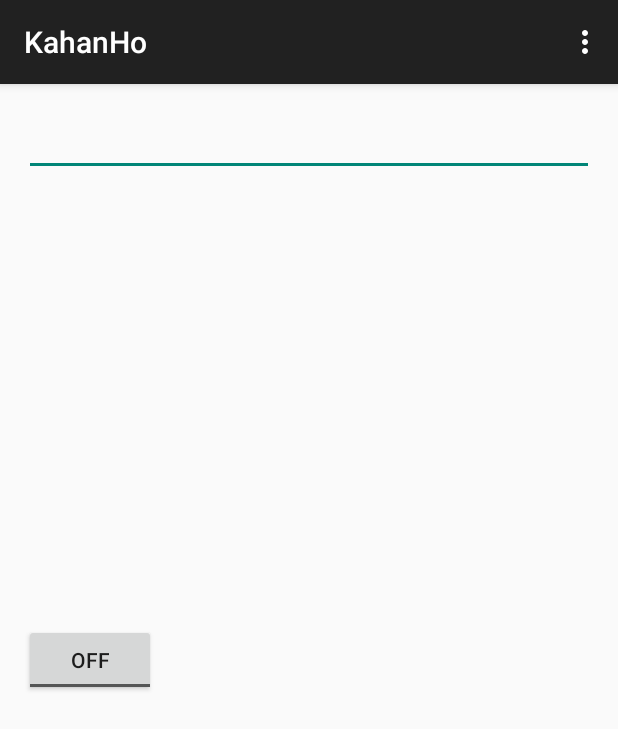
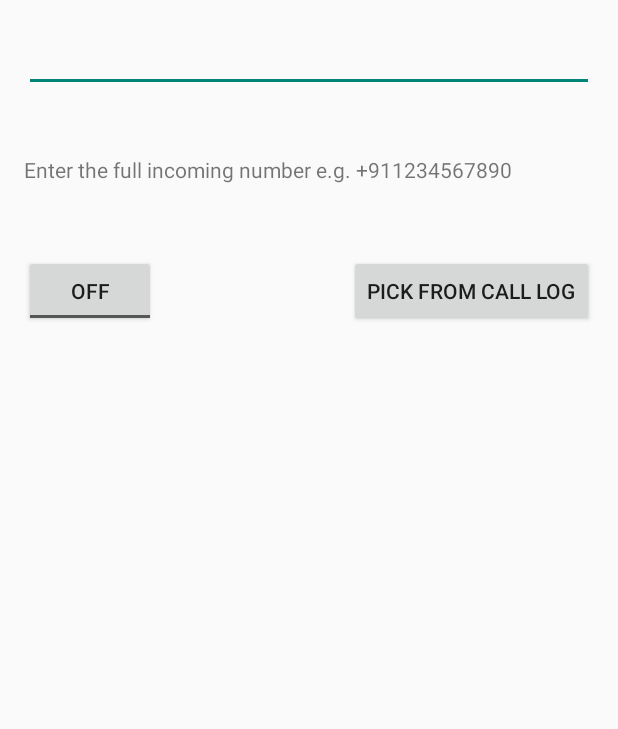
Before and after one commit to vikash-gupta/KahanHoApp-Android, an Android app: the screen it shows after launch (MainActivity), on a phone screen of 412 x 824 dp. Shown: the top 729 px of the screen. Run offline under Robolectric (Android 15) with nearby library versions, the phone set to English and light mode, and no system bars.

Commit message:
Added number picker,  PhoneState listener instantiates on toggle button click, street address is sent via SMS to tracker number

```diff
--- a/app/build.gradle
+++ b/app/build.gradle
@@ -23,5 +23,6 @@ dependencies {
     compile fileTree(dir: 'libs', include: ['*.jar'])
     compile 'com.android.support:appcompat-v7:23.0.1'
     compile 'com.mcxiaoke.volley:library:1.0.17'
+    compile 'com.google.android.gms:play-services-location:7.8.0'
 
 }
--- a/app/src/main/java/theguywith3thumbs/kahanho/RegexCaller.java
+++ b/app/src/main/java/theguywith3thumbs/kahanho/Caller.java
@@ -3,6 +3,6 @@ package theguywith3thumbs.kahanho;
 /**
  * Created by home on 25/10/15.
  */
-public class RegexCaller{
+public class Caller {
     public static String number;
 }
--- a/app/src/main/java/theguywith3thumbs/kahanho/Constants.java
+++ b/app/src/main/java/theguywith3thumbs/kahanho/Constants.java
@@ -1,8 +1,6 @@
 package theguywith3thumbs.kahanho;
 
-/**
- * Created by home on 25/10/15.
- */
 public class Constants {
     public static String AppNameForLogging = "KahanHoApp";
+    public static String CallerNumber = "KahanHoAppTracker";
 }
--- a/app/src/main/java/theguywith3thumbs/kahanho/LocationUploader.java
+++ b/app/src/main/java/theguywith3thumbs/kahanho/LocationUploader.java
@@ -1,3 +1,4 @@
+/*
 package theguywith3thumbs.kahanho;
 import android.content.Context;
 import android.util.Log;
@@ -18,9 +19,11 @@ import java.io.OutputStream;
 import java.net.HttpURLConnection;
 import java.net.URL;
 
+*/
 /**
  * Created by home on 28/10/15.
- */
+ *//*
+
 public class LocationUploader {
 
     private String URL;
@@ -90,3 +93,4 @@ public class LocationUploader {
 
     }
 }
+*/
--- a/app/src/main/java/theguywith3thumbs/kahanho/MainActivity.java
+++ b/app/src/main/java/theguywith3thumbs/kahanho/MainActivity.java
@@ -1,22 +1,62 @@
 package theguywith3thumbs.kahanho;
 
-import android.support.v7.app.AppCompatActivity;
+import android.app.Activity;
+import android.content.Context;
+import android.content.Intent;
 import android.os.Bundle;
+import android.telephony.PhoneStateListener;
+import android.telephony.TelephonyManager;
 import android.view.Menu;
 import android.view.MenuItem;
+import android.view.View;
+import android.widget.Button;
 import android.widget.CompoundButton;
 import android.widget.EditText;
+import android.widget.Toast;
 import android.widget.ToggleButton;
 
-public class MainActivity extends AppCompatActivity {
+import android.util.Log;
 
+
+public class MainActivity extends Activity {
+
+    static InComingCallListener phoneListener;
     @Override
     protected void onCreate(Bundle savedInstanceState) {
         super.onCreate(savedInstanceState);
         setContentView(R.layout.activity_main);
+        Intent intent = getIntent();
+        if(intent !=null)
+        {
+            String trackerNumber = intent.getStringExtra(Constants.CallerNumber);
+            EditText inputNumberPattern = (EditText) findViewById(R.id.numberRegex);
+            inputNumberPattern.setText(trackerNumber);
+        }
+        SetupButtonClickHandler();
         SetupToggleButtonHandler();
 
     }
+
+    private void SetupButtonClickHandler() {
+
+        final Button button = (Button) findViewById(R.id.button);
+        button.setOnClickListener(new View.OnClickListener() {
+            public void onClick(View v) {
+                Intent i = new Intent(getApplicationContext(), NumberPickerActivity.class);
+                startActivity(i);
+            }
+        });
+    }
+
+/*    @Override
+    protected void onStart() {
+        super.onStart();
+    }
+
+    @Override
+    protected void onStop() {
+        super.onStop();
+    }*/
 
     private void SetupToggleButtonHandler()
     {
@@ -25,16 +65,59 @@ public class MainActivity extends AppCompatActivity {
             public void onCheckedChanged(CompoundButton buttonView, boolean isChecked) {
                 EditText inputNumberPattern = (EditText) findViewById(R.id.numberRegex);
 
+
+                /*SmsManager smsManager = SmsManager.getDefault();
+                smsManager.sendTextMessage("5554", null, "hello world", null, null);*/
+
+                /*Uri uri = Uri.parse("smsto:5554");
+                Intent it = new Intent(Intent.ACTION_SENDTO, uri);
+                it.putExtra("sms_body", "The SMS text");
+                startActivity(it);*/
+
                 if (isChecked) {
                     // The toggle is enabled
-                    RegexCaller.number = inputNumberPattern.getText().toString();
+                    Caller.number = inputNumberPattern.getText().toString();
+
+                    if(phoneListener ==null) {
+                        Log.i(Constants.AppNameForLogging, "Registering incoming call listener");
+                        Context context = getApplicationContext();
+                        TelephonyManager telephony = (TelephonyManager) context
+                                .getSystemService(Context.TELEPHONY_SERVICE);
+                        phoneListener = new InComingCallListener(context);
+                        telephony.listen(phoneListener, PhoneStateListener.LISTEN_CALL_STATE);
+                        ShowToast(true,Caller.number);
+                    }
+
                 } else {
-                    RegexCaller.number = null;
+                    Caller.number = null;
+
+                    Log.i(Constants.AppNameForLogging, "Deregistering incoming call listener");
+                    Context context = getApplicationContext();
+                    TelephonyManager telephony = (TelephonyManager) context
+                            .getSystemService(Context.TELEPHONY_SERVICE);
+                    telephony.listen(phoneListener, PhoneStateListener.LISTEN_NONE);
+                    phoneListener = null;
+                    ShowToast(false,null);
+
                 }
             }
         });
     }
 
+    private void ShowToast(boolean registered, String number)
+    {
+        String msg = "Tracking on missed call ";
+        if(registered) {
+            msg += "from " + number + " on";
+        }
+        else
+        {
+            msg += "off";
+        }
+
+        Toast toast = Toast.makeText(this, msg, Toast.LENGTH_SHORT);
+        toast.show();
+    }
     @Override
     public boolean onCreateOptionsMenu(Menu menu) {
         // Inflate the menu; this adds items to the action bar if it is present.
@@ -56,4 +139,5 @@ public class MainActivity extends AppCompatActivity {
 
         return super.onOptionsItemSelected(item);
     }
+
 }
--- a/app/src/main/res/layout/activity_main.xml
+++ b/app/src/main/res/layout/activity_main.xml
@@ -21,7 +21,29 @@
         android:layout_height="wrap_content"
         android:text="Enable/Disable"
         android:id="@+id/toggleButton"
-        android:layout_centerVertical="true"
+        android:layout_below="@+id/textView"
         android:layout_alignParentLeft="true"
-        android:layout_alignParentStart="true" />
+        android:layout_alignParentStart="true"
+        android:layout_marginTop="47dp" />
+
+    <TextView
+        android:layout_width="wrap_content"
+        android:layout_height="wrap_content"
+        android:text="Enter the full incoming number e.g. +911234567890"
+        android:id="@+id/textView"
+        android:layout_below="@+id/numberRegex"
+        android:layout_alignParentLeft="true"
+        android:layout_alignParentStart="true"
+        android:layout_marginTop="42dp"
+        android:layout_alignRight="@+id/numberRegex"
+        android:layout_alignEnd="@+id/numberRegex" />
+
+    <Button
+        android:layout_width="wrap_content"
+        android:layout_height="wrap_content"
+        android:text="Pick from call log"
+        android:id="@+id/button"
+        android:layout_alignBottom="@+id/toggleButton"
+        android:layout_alignRight="@+id/textView"
+        android:layout_alignEnd="@+id/textView" />
 </RelativeLayout>
--- a/app/src/main/res/values/strings.xml
+++ b/app/src/main/res/values/strings.xml
@@ -3,4 +3,5 @@
 
     <string name="hello_world">Hello world!</string>
     <string name="action_settings">Settings</string>
+    <string name="title_activity_call_log">CallLog</string>
 </resources>
```
Also changed, not shown: app/src/main/AndroidManifest.xml (+32 -4 lines), app/src/main/java/theguywith3thumbs/kahanho/CallLog.java (added, +39 -0 lines), app/src/main/java/theguywith3thumbs/kahanho/DataEnabledReceiver.java (added, +53 -0 lines), app/src/main/java/theguywith3thumbs/kahanho/InComingCallListener.java (+38 -26 lines), app/src/main/java/theguywith3thumbs/kahanho/LocationTracer.java (+8 -19 lines), app/src/main/java/theguywith3thumbs/kahanho/MobileDataState.java (added, +8 -0 lines), app/src/main/java/theguywith3thumbs/kahanho/MobileServiceEnabler.java (+18 -1 lines), app/src/main/java/theguywith3thumbs/kahanho/NumberPickerActivity.java (added, +85 -0 lines), app/src/main/java/theguywith3thumbs/kahanho/ReverseGeocoder.java (added, +99 -0 lines), app/src/main/java/theguywith3thumbs/kahanho/ServiceReceiver.java (+11 -3 lines), app/src/main/res/layout/activity_call_log.xml (added, +24 -0 lines), app/src/main/res/menu/menu_call_log.xml (added, +7 -0 lines), 1 other file.
